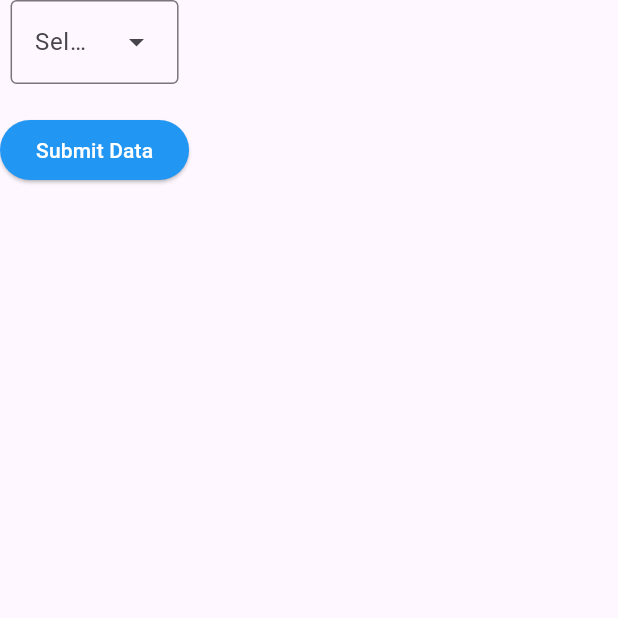
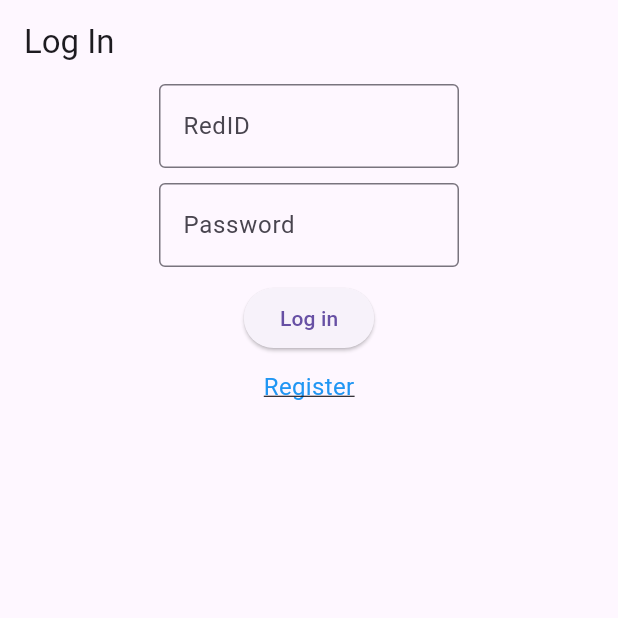
Before and after one commit to Deismus/Group6Project, a Flutter app: the screen it shows after launch, on a phone screen of 412 x 824 dp, the top half of it. Run offline on Flutter 3.47's test engine with Material 3 defaults, Android fonts, the phone set to English and light mode, and no system bars; our stand-ins replace supabase_flutter; accounts and stored records are empty.

Commit message:
Update main.dart

```diff
--- a/lib/main.dart
+++ b/lib/main.dart
@@ -26,7 +26,73 @@ class HomePage extends StatefulWidget {
   State<HomePage> createState() => _HomePageState();
 }
 class _HomePageState extends State<HomePage> {
-      final _future = supabase
+  @override
+  Widget build(BuildContext context) {
+    return Scaffold(
+      appBar: AppBar(title: const Text('Log In')),
+      body: Center(
+        child:ConstrainedBox(
+          constraints: const BoxConstraints(
+            maxWidth: 200.0,
+          ),
+          child:Column(
+          spacing: 10,
+          children: [
+            TextField(
+              decoration: InputDecoration(
+                border: OutlineInputBorder(),
+                labelText: 'RedID',
+              ),
+            ),
+            TextField(
+                obscureText: true,
+                decoration: InputDecoration(
+                  border: OutlineInputBorder(),
+                  labelText: 'Password',
+              ),
+            ),
+
+            ElevatedButton(
+              child: const Text('Log in'),
+              onPressed: () {
+
+              },
+            ),
+
+            InkWell(
+              onTap: () {
+                Navigator.push(
+                  context,
+                  MaterialPageRoute(builder: (context) => const RegisterPage()),
+                );
+              },
+              child: const Text(
+                'Register',
+                style: TextStyle(
+                  color: Colors.blue,
+                  decoration: TextDecoration.underline, // Adds the underline look
+                  fontSize: 16,
+                ),
+              ),
+            ),
+          ],
+        )
+        ),
+
+      ),
+    );
+  }
+}
+
+class RegisterPage extends StatefulWidget {
+  const RegisterPage({super.key});
+  @override
+  State<RegisterPage> createState() => _RegisterPageState();
+}
+
+class _RegisterPageState extends State<RegisterPage>
+{
+  final _future = supabase
       .from('majorslist')
       .select();
   String? selectedValue = "N/A";
```
